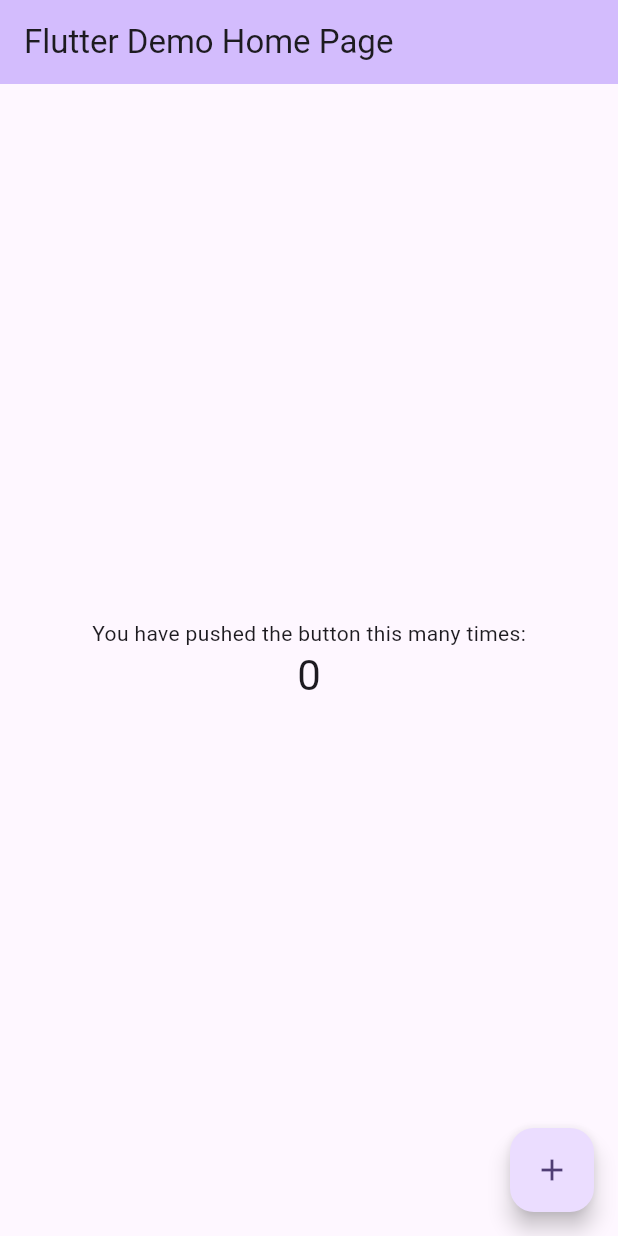
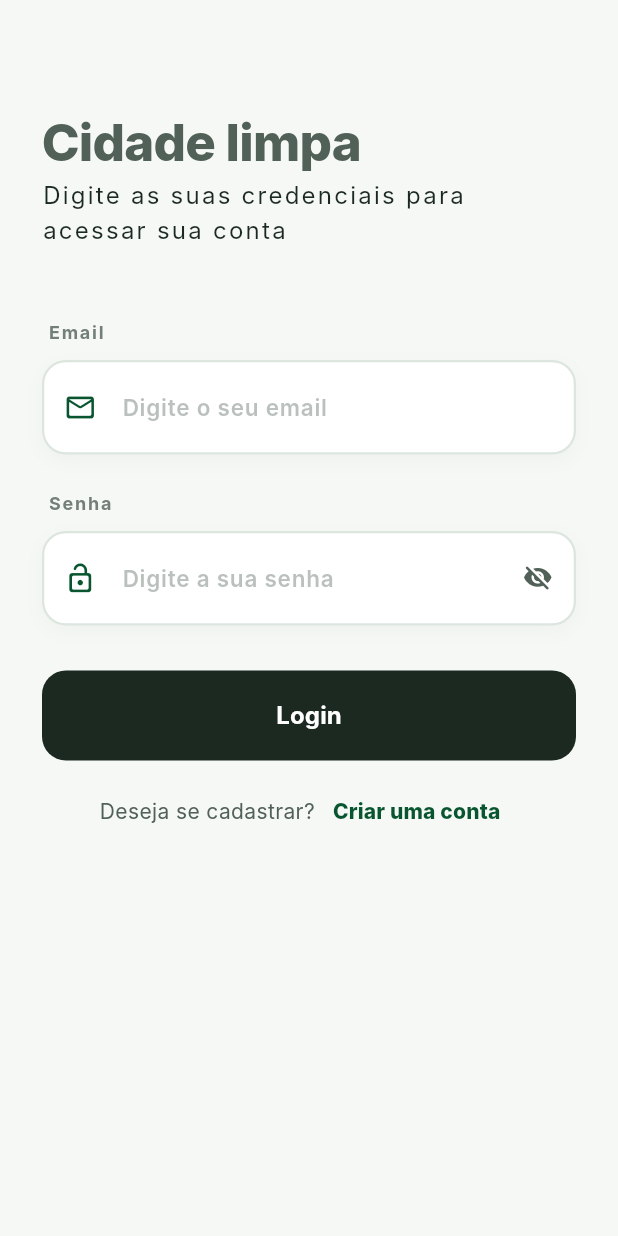
Before and after one commit to VitorAu/urbs_pura, a Flutter app: the screen it shows after launch, on a phone screen of 412 x 824 dp. Run offline on Flutter 3.47's test engine with Material 3 defaults, Android fonts, the phone set to English and light mode, and no system bars; our stand-ins replace shelf; missing offline and left inert: bcrypt, dart_jsonwebtoken, postgres, s3_client, shelf_router; Roboto replaces fonts that are missing (Inter).

Commit message:
initiate auth page

```diff
--- a/api/lib/models/report.dart
+++ b/api/lib/models/report.dart
@@ -58,28 +58,31 @@ class ReportModel {
        this.m_updatedAt = updatedAt,
        this.m_deletedAt = deletedAt;
 
-  ReportModel.FromDatabase(Map<String, dynamic> row)
-    : this.m_id = row['id'] as String,
-      this.m_userId = row['user_id'] as String,
-      this.m_reportCategoryId = row['report_category_id'] as String,
-      this.m_description = row['description'] as String?,
-      this.m_status = ReportEnum.values.byName(
+  factory ReportModel.FromDatabase(Map<String, dynamic> row) {
+    return ReportModel(
+      id: row['id'] as String,
+      userId: row['user_id'] as String,
+      reportCategoryId: row['report_category_id'] as String,
+      description: row['description'] as String?,
+      status: ReportEnum.values.byName(
         utf8.decode((row['status'] as UndecodedBytes).bytes),
       ),
-      this.m_street = row['street'] as String?,
-      this.m_number = row['number'] as String?,
-      this.m_complement = row['complement'] as String?,
-      this.m_neighborhood = row['neighborhood'] as String?,
-      this.m_city = row['city'] as String?,
-      this.m_state = row['state'] as String?,
-      this.m_postalCode = row['postal_code'] as String?,
-      this.m_coordinates = (
+      street: row['street'] as String?,
+      number: row['number'] as String?,
+      complement: row['complement'] as String?,
+      neighborhood: row['neighborhood'] as String?,
+      city: row['city'] as String?,
+      state: row['state'] as String?,
+      postalCode: row['postal_code'] as String?,
+      coordinates: (
         longitude: row['longitude'] as double,
         latitude: row['latitude'] as double,
       ),
-      this.m_createdAt = row['created_at'] as DateTime,
-      this.m_updatedAt = row['updated_at'] as DateTime,
-      this.m_deletedAt = row['deleted_at'] as DateTime?;
+      createdAt: row['created_at'] as DateTime,
+      updatedAt: row['updated_at'] as DateTime,
+      deletedAt: row['deleted_at'] as DateTime?,
+    );
+  }
 
   Map<String, dynamic> ReportResponse() {
     final response = {
--- a/api/lib/models/report_category.dart
+++ b/api/lib/models/report_category.dart
@@ -20,13 +20,16 @@ class ReportCategoryModel {
        this.m_updatedAt = updatedAt,
        this.m_deletedAt = deletedAt;
 
-  ReportCategoryModel.FromDatabase(Map<String, dynamic> row)
-    : this.m_id = row["id"] as String,
-      this.m_title = row["title"] as String,
-      this.m_description = row["description"] as String?,
-      this.m_createdAt = row["created_at"] as DateTime,
-      this.m_updatedAt = row["updated_at"] as DateTime,
-      this.m_deletedAt = row["deleted_at"] as DateTime?;
+  factory ReportCategoryModel.FromDatabase(Map<String, dynamic> row) {
+    return ReportCategoryModel(
+      id: row["id"] as String,
+      title: row["title"] as String,
+      description: row["description"] as String?,
+      createdAt: row["created_at"] as DateTime,
+      updatedAt: row["updated_at"] as DateTime,
+      deletedAt: row["deleted_at"] as DateTime?,
+    );
+  }
 
   Map<String, dynamic> ReportCategoryResponse() {
     final response = {
--- a/api/lib/models/report_media.dart
+++ b/api/lib/models/report_media.dart
@@ -32,17 +32,20 @@ class ReportMediaModel {
        m_updatedAt = updatedAt,
        m_deletedAt = deletedAt;
 
-  ReportMediaModel.FromDatabase(Map<String, dynamic> row)
-    : this.m_id = row["id"] as String,
-      this.m_reportId = row["report_id"] as String,
-      this.m_key = row["key"] as String,
-      this.m_sortOrder = row["sort_order"] as int,
-      this.m_mediaEnum = MediaEnum.values.byName(
+  factory ReportMediaModel.FromDatabase(Map<String, dynamic> row) {
+    return ReportMediaModel(
+      id: row["id"] as String,
+      reportId: row["report_id"] as String,
+      key: row["key"] as String,
+      sortOrder: row["sort_order"] as int,
+      mediaEnum: MediaEnum.values.byName(
         utf8.decode((row["media"] as UndecodedBytes).bytes),
       ),
-      this.m_createdAt = row["created_at"] as DateTime,
-      this.m_updatedAt = row["updated_at"] as DateTime,
-      this.m_deletedAt = row["deleted_at"] as DateTime?;
+      createdAt: row["created_at"] as DateTime,
+      updatedAt: row["updated_at"] as DateTime,
+      deletedAt: row["deleted_at"] as DateTime?,
+    );
+  }
 
   Map<String, dynamic> ReportMediaResponse() {
     final response = {
--- a/api/lib/models/user.dart
+++ b/api/lib/models/user.dart
@@ -38,19 +38,22 @@ class UserModel {
        this.m_updatedAt = updatedAt,
        this.m_deletedAt = deletedAt;
 
-  UserModel.FromDatabase(Map<String, dynamic> row)
-    : this.m_id = row["id"] as String,
-      this.m_email = row["email"] as String,
-      this.m_phone = row["phone"] as String,
-      this.m_username = row["username"] as String,
-      this.m_name = row["name"] as String,
-      this.m_password = row["password"] as String,
-      this.m_role = RoleEnum.values.byName(
+  factory UserModel.FromDatabase(Map<String, dynamic> row) {
+    return UserModel(
+      id: row["id"] as String,
+      email: row["email"] as String,
+      phone: row["phone"] as String,
+      username: row["username"] as String,
+      name: row["name"] as String,
+      password: row["password"] as String,
+      role: RoleEnum.values.byName(
         utf8.decode((row["role"] as UndecodedBytes).bytes),
       ),
-      this.m_createdAt = row["created_at"] as DateTime,
-      this.m_updatedAt = row["updated_at"] as DateTime,
-      this.m_deletedAt = row["deleted_at"] as DateTime?;
+      createdAt: row["created_at"] as DateTime,
+      updatedAt: row["updated_at"] as DateTime,
+      deletedAt: row["deleted_at"] as DateTime?,
+    );
+  }
 
   Map<String, dynamic> UserResponse() {
     final response = {
--- a/app/lib/main.dart
+++ b/app/lib/main.dart
@@ -1,3 +1,4 @@
+import 'package:app/pages/auth.dart';
 import 'package:flutter/material.dart';
 
 void main() {
@@ -7,116 +8,13 @@ void main() {
 class MyApp extends StatelessWidget {
   const MyApp({super.key});
 
-  // This widget is the root of your application.
   @override
   Widget build(BuildContext context) {
     return MaterialApp(
-      title: 'Flutter Demo',
-      theme: ThemeData(
-        // This is the theme of your application.
-        //
-        // TRY THIS: Try running your application with "flutter run". You'll see
-        // the application has a purple toolbar. Then, without quitting the app,
-        // try changing the seedColor in the colorScheme below to Colors.green
-        // and then invoke "hot reload" (save your changes or press the "hot
-        // reload" button in a Flutter-supported IDE, or press "r" if you used
-        // the command line to start the app).
-        //
-        // Notice that the counter didn't reset back to zero; the application
-        // state is not lost during the reload. To reset the state, use hot
-        // restart instead.
-        //
-        // This works for code too, not just values: Most code changes can be
-        // tested with just a hot reload.
-        colorScheme: .fromSeed(seedColor: Colors.deepPurple),
-      ),
-      home: const MyHomePage(title: 'Flutter Demo Home Page'),
+      debugShowCheckedModeBanner: false,
+      theme: ThemeData(fontFamily: 'Inter', useMaterial3: true),
+
+      home: const AuthPage(),
     );
   }
 }
-
-class MyHomePage extends StatefulWidget {
-  const MyHomePage({super.key, required this.title});
-
-  // This widget is the home page of your application. It is stateful, meaning
-  // that it has a State object (defined below) that contains fields that affect
-  // how it looks.
-
-  // This class is the configuration for the state. It holds the values (in this
-  // case the title) provided by the parent (in this case the App widget) and
-  // used by the build method of the State. Fields in a Widget subclass are
-  // always marked "final".
-
-  final String title;
-
-  @override
-  State<MyHomePage> createState() => _MyHomePageState();
-}
-
-class _MyHomePageState extends State<MyHomePage> {
-  int _counter = 0;
-
-  void _incrementCounter() {
-    setState(() {
-      // This call to setState tells the Flutter framework that something has
-      // changed in this State, which causes it to rerun the build method below
-      // so that the display can reflect the updated values. If we changed
-      // _counter without calling setState(), then the build method would not be
-      // called again, and so nothing would appear to happen.
-      _counter++;
-    });
-  }
-
-  @override
-  Widget build(BuildContext context) {
-    // This method is rerun every time setState is called, for instance as done
-    // by the _incrementCounter method above.
-    //
-    // The Flutter framework has been optimized to make rerunning build methods
-    // fast, so that you can just rebuild anything that needs updating rather
-    // than having to individually change instances of widgets.
-    return Scaffold(
-      appBar: AppBar(
-        // TRY THIS: Try changing the color here to a specific color (to
-        // Colors.amber, perhaps?) and trigger a hot reload to see the AppBar
-        // change color while the other colors stay the same.
-        backgroundColor: Theme.of(context).colorScheme.inversePrimary,
-        // Here we take the value from the MyHomePage object that was created by
-        // the App.build method, and use it to set our appbar title.
-        title: Text(widget.title),
-      ),
-      body: Center(
-        // Center is a layout widget. It takes a single child and positions it
-        // in the middle of the parent.
-        child: Column(
-          // Column is also a layout widget. It takes a list of children and
-          // arranges them vertically. By default, it sizes itself to fit its
-          // children horizontally, and tries to be as tall as its parent.
-          //
-          // Column has various properties to control how it sizes itself and
-          // how it positions its children. Here we use mainAxisAlignment to
-          // center the children vertically; the main axis here is the vertical
-          // axis because Columns are vertical (the cross axis would be
-          // horizontal).
-          //
-          // TRY THIS: Invoke "debug painting" (choose the "Toggle Debug Paint"
-          // action in the IDE, or press "p" in the console), to see the
-          // wireframe for each widget.
-          mainAxisAlignment: .center,
-          children: [
-            const Text('You have pushed the button this many times:'),
-            Text(
-              '$_counter',
-              style: Theme.of(context).textTheme.headlineMedium,
-            ),
-          ],
-        ),
-      ),
-      floatingActionButton: FloatingActionButton(
-        onPressed: _incrementCounter,
-        tooltip: 'Increment',
-        child: const Icon(Icons.add),
-      ),
-    );
-  }
-}
--- /dev/null
+++ b/app/lib/models/user.dart
@@ -0,0 +1,49 @@
+enum RoleEnum { ADMIN, AUTHORITY, USER }
+
+class UserModel {
+  final String m_id;
+  final String m_email;
+  final String m_phone;
+  final String m_username;
+  final String m_name;
+  final RoleEnum m_role;
+  final DateTime m_createdAt;
+  final DateTime m_updatedAt;
+  final DateTime? m_deletedAt;
+
+  UserModel({
+    required String id,
+    required String email,
+    required String phone,
+    required String username,
+    required String name,
+    required RoleEnum role,
+    required DateTime createdAt,
+    required DateTime updatedAt,
+    DateTime? deletedAt,
+  }) : this.m_id = id,
+       this.m_email = email,
+       this.m_phone = phone,
+       this.m_username = username,
+       this.m_name = name,
+       this.m_role = role,
+       this.m_createdAt = createdAt,
+       this.m_updatedAt = updatedAt,
+       this.m_deletedAt = deletedAt;
+
+  factory UserModel.fromJson(Map<String, dynamic> json) {
+    return UserModel(
+      id: json["id"] as String,
+      email: json["email"] as String,
+      phone: json["phone"] as String,
+      username: json["username"] as String,
+      name: json["name"] as String,
+      role: RoleEnum.values.byName(json["role"] as String),
+      createdAt: DateTime.parse(json["created_at"] as String),
+      updatedAt: DateTime.parse(json["updated_at"] as String),
+      deletedAt: json["deleted_at"] != null
+          ? DateTime.parse(json["deleted_at"] as String)
+          : null,
+    );
+  }
+}
--- /dev/null
+++ b/app/lib/pages/auth.dart
@@ -0,0 +1,255 @@
+import 'package:flutter/material.dart';
+
+class AuthPage extends StatefulWidget {
+  const AuthPage({super.key});
+
+  @override
+  State<AuthPage> createState() => _AuthPageState();
+}
+
+class _AuthPageState extends State<AuthPage> {
+  bool _isLoading = false;
+  bool _isPasswordVisible = false;
+
+  final Color _primaryColor = const Color(0xFF09552f);
+  final Color _darkTextColor = const Color(0xFF1B2921);
+  final Color _bodyTextColor = const Color(0xFF526158);
+  final Color _borderColor = const Color(0xFFDCE5DE);
+  final Color _backgroundLight = const Color(0xFFF5F8F5);
+
+  @override
+  Widget build(BuildContext context) {
+    return Scaffold(
+      backgroundColor: this._backgroundLight,
+      body: Stack(
+        children: [
+          Positioned.fill(
+            child: SingleChildScrollView(
+              physics: BouncingScrollPhysics(),
+              padding: const EdgeInsets.symmetric(horizontal: 28),
+              child: Column(
+                children: [
+                  _LoginHeader(
+                    darkColor: this._bodyTextColor,
+                    bodyColor: this._darkTextColor,
+                  ),
+                  const SizedBox(height: 48),
+                  _LoginFormFields(
+                    primaryColor: this._primaryColor,
+                    darkColor: this._darkTextColor,
+                    bodyColor: this._bodyTextColor,
+                    borderColor: this._borderColor,
+                    isPasswordVisible: this._isPasswordVisible,
+                  ),
+                  const SizedBox(height: 30),
+                  _LoginButton(buttonColor: this._darkTextColor),
+                  const SizedBox(height: 10),
+                  _CreateAccountButton(
+                    primaryColor: this._primaryColor,
+                    bodyColor: this._bodyTextColor,
+                  ),
+                ],
+              ),
+            ),
+          ),
+        ],
+      ),
+    );
+  }
+}
+
+class _LoginHeader extends StatelessWidget {
+  final Color m_darkColor;
+  final Color m_bodyColor;
+
+  _LoginHeader({required Color darkColor, required bodyColor})
+    : m_darkColor = darkColor,
+      m_bodyColor = bodyColor;
+
+  @override
+  Widget build(BuildContext context) {
+    return Column(
+      crossAxisAlignment: CrossAxisAlignment.start,
+      children: [
+        const SizedBox(height: 70),
+        Text(
+          'Cidade limpa',
+          style: TextStyle(
+            fontSize: 34,
+            fontWeight: FontWeight.w800,
+            color: this.m_darkColor,
+            letterSpacing: -0.5,
+          ),
+        ),
+        Text(
+          'Digite as suas credenciais para acessar sua conta',
+          style: TextStyle(
+            fontSize: 16,
+            color: this.m_bodyColor,
+            letterSpacing: 1.5,
+          ),
+        ),
+      ],
+    );
+  }
+}
+
+class _LoginFormFields extends StatelessWidget {
+  final Color m_primaryColor;
+  final Color m_darkColor;
+  final Color m_bodyColor;
+  final Color m_borderColor;
+  final bool m_isPasswordVisible;
+
+  Widget _Label(String text) {
+    return Padding(
+      padding: const EdgeInsetsGeometry.only(bottom: 10, left: 4),
+      child: Text(
+        text,
+        style: TextStyle(
+          fontSize: 12,
+          fontWeight: FontWeight.w700,
+          color: this.m_bodyColor.withOpacity(0.8),
+          letterSpacing: 1.2,
+        ),
+      ),
+    );
+  }
+
+  Widget _InputField(
+    IconData icon,
+    String hint, {
+    bool isPassword = false,
+    Widget? suffix,
+  }) {
+    return Container(
+      decoration: BoxDecoration(
+        color: Colors.white,
+        borderRadius: BorderRadius.circular(16),
+        border: Border.all(color: this.m_borderColor, width: 1.5),
+        boxShadow: [
+          BoxShadow(
+            color: this.m_darkColor.withOpacity(0.03),
+            blurRadius: 10,
+            offset: const Offset(0, 4),
+          ),
+        ],
+      ),
+      child: TextField(
+        obscureText: isPassword && !this.m_isPasswordVisible,
+        style: TextStyle(color: this.m_darkColor, fontWeight: FontWeight.w600),
+        decoration: InputDecoration(
+          hintText: hint,
+          hintStyle: TextStyle(
+            color: this.m_bodyColor.withOpacity(0.4),
+            fontSize: 15,
+          ),
+          prefixIcon: Icon(icon, color: this.m_primaryColor, size: 22),
+          suffixIcon: suffix,
+          border: InputBorder.none,
+          contentPadding: const EdgeInsets.symmetric(vertical: 18),
+        ),
+      ),
+    );
+  }
+
+  _LoginFormFields({
+    required Color primaryColor,
+    required Color darkColor,
+    required Color bodyColor,
+    required Color borderColor,
+    required bool isPasswordVisible,
+  }) : m_primaryColor = primaryColor,
+       m_darkColor = darkColor,
+       m_bodyColor = bodyColor,
+       m_borderColor = borderColor,
+       m_isPasswordVisible = isPasswordVisible;
+
+  @override
+  Widget build(BuildContext context) {
+    return Column(
+      crossAxisAlignment: CrossAxisAlignment.start,
+      children: [
+        this._Label('Email'),
+        this._InputField(Icons.mail_outline_rounded, "Digite o seu email"),
+        const SizedBox(height: 24),
+        this._Label('Senha'),
+        this._InputField(
+          Icons.lock_open_rounded,
+          "Digite a sua senha",
+          isPassword: true,
+          suffix: IconButton(
+            onPressed: () {},
+            icon: Icon(
+              this.m_isPasswordVisible
+                  ? Icons.visibility_rounded
+                  : Icons.visibility_off_rounded,
+              size: 20,
+              color: this.m_bodyColor,
+            ),
+          ),
+        ),
+      ],
+    );
+  }
+}
+
+class _LoginButton extends StatelessWidget {
+  final Color m_buttonColor;
+
+  const _LoginButton({required buttonColor}) : m_buttonColor = buttonColor;
+
+  @override
+  Widget build(BuildContext context) {
+    return SizedBox(
+      width: double.infinity,
+      height: 60,
+      child: ElevatedButton(
+        style: ElevatedButton.styleFrom(
+          backgroundColor: this.m_buttonColor,
+          foregroundColor: Colors.white,
+          shape: RoundedRectangleBorder(
+            borderRadius: BorderRadiusGeometry.circular(16),
+          ),
+          elevation: 0,
+        ),
+        onPressed: () {},
+        child: const Text(
+          'Login',
+          style: TextStyle(fontSize: 16, fontWeight: FontWeight.w700),
+        ),
+      ),
+    );
+  }
+}
+
+class _CreateAccountButton extends StatelessWidget {
+  final Color m_primaryColor;
+  final Color m_bodyColor;
+
+  const _CreateAccountButton({
+    required Color primaryColor,
+    required Color bodyColor,
+  }) : m_primaryColor = primaryColor,
+       m_bodyColor = bodyColor;
+
+  @override
+  Widget build(BuildContext context) {
+    return Row(
+      mainAxisAlignment: MainAxisAlignment.center,
+      children: [
+        Text('Deseja se cadastrar?', style: TextStyle(color: this.m_bodyColor)),
+        TextButton(
+          onPressed: () {},
+          child: Text(
+            'Criar uma conta',
+            style: TextStyle(
+              color: this.m_primaryColor,
+              fontWeight: FontWeight.w800,
+            ),
+          ),
+        ),
+      ],
+    );
+  }
+}
--- a/app/pubspec.yaml
+++ b/app/pubspec.yaml
@@ -34,6 +34,8 @@ dependencies:
   # The following adds the Cupertino Icons font to your application.
   # Use with the CupertinoIcons class for iOS style icons.
   cupertino_icons: ^1.0.8
+  http: ^1.6.0
+  flutter_secure_storage: ^11.2.0
 
 dev_dependencies:
   flutter_test:
```
